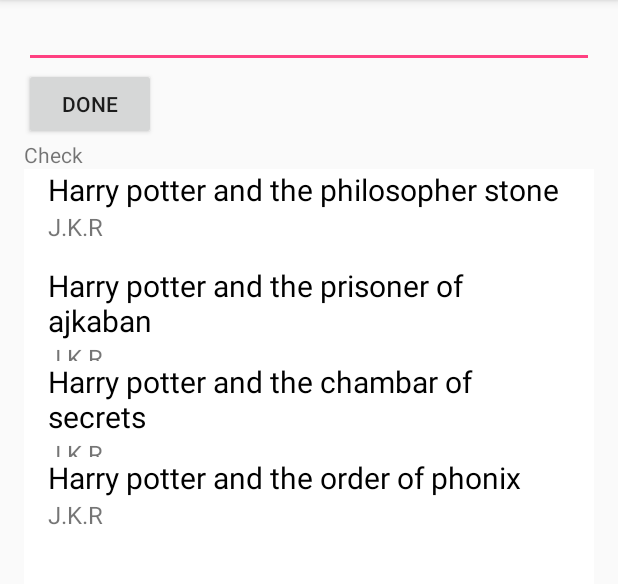
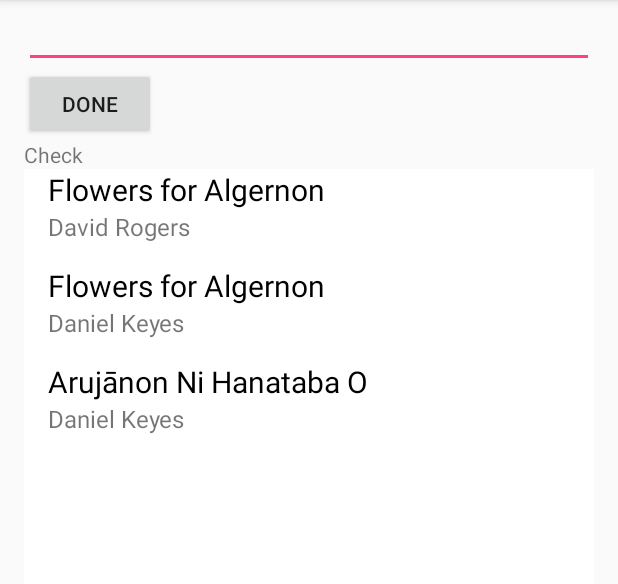
Before and after one commit to Apurba000Biswas/BookList, an Android app: the screen it shows after launch (MainActivity), on a phone screen of 412 x 824 dp, the part 84-668 px from its top. Run offline under Robolectric (Android 15) with nearby library versions, the phone set to English and light mode, and no system bars.

```diff
--- a/app/src/main/java/com/example/apurba/booklist/booklist/MainActivity.java
+++ b/app/src/main/java/com/example/apurba/booklist/booklist/MainActivity.java
@@ -22,11 +22,12 @@ public class MainActivity extends AppCompatActivity {
         final EditText editText = findViewById(R.id.plain_text_input);
         final TextView textView  = findViewById(R.id.textfield);
 
-        final List<BookInfo> books =  new ArrayList<BookInfo>();
-        books.add(new BookInfo("Harry potter and the philosopher stone","J.K.R"));
+        final List<BookInfo> books =  QueryUtils.extractFeatureFromJson();
+       /* books.add(new BookInfo("Harry potter and the philosopher stone","J.K.R"));
         books.add(new BookInfo("Harry potter and the prisoner of ajkaban","J.K.R"));
         books.add(new BookInfo("Harry potter and the chambar of secrets","J.K.R"));
         books.add(new BookInfo("Harry potter and the order of phonix","J.K.R"));
+        */
 
         ListView booksListView = (ListView) findViewById(R.id.list);
         booksAdapater mAdapter = new booksAdapater(this, books);
--- /dev/null
+++ b/app/src/main/java/com/example/apurba/booklist/booklist/QueryUtils.java
@@ -0,0 +1,261 @@
+package com.example.apurba.booklist.booklist;
+
+/*
+ * Created by Apurba on 3/9/2018.
+ */
+
+import android.text.TextUtils;
+import android.util.Log;
+
+import org.json.JSONArray;
+import org.json.JSONException;
+import org.json.JSONObject;
+
+import java.util.ArrayList;
+import java.util.List;
+
+public class QueryUtils {
+
+    private static String JSonResponse = "{\n" +
+            " \"kind\": \"books#volumes\",\n" +
+            " \"totalItems\": 92,\n" +
+            " \"items\": [\n" +
+            "  {\n" +
+            "   \"kind\": \"books#volume\",\n" +
+            "   \"id\": \"F1wgqlNi8AMC\",\n" +
+            "   \"etag\": \"y44dCRjwgVk\",\n" +
+            "   \"selfLink\": \"https://www.googleapis.com/books/v1/volumes/F1wgqlNi8AMC\",\n" +
+            "   \"volumeInfo\": {\n" +
+            "    \"title\": \"Flowers for Algernon\",\n" +
+            "    \"subtitle\": \"Full\",\n" +
+            "    \"authors\": [\n" +
+            "     \"David Rogers\",\n" +
+            "     \"Daniel Keyes\"\n" +
+            "    ],\n" +
+            "    \"publisher\": \"Dramatic Publishing\",\n" +
+            "    \"publishedDate\": \"1969\",\n" +
+            "    \"description\": \"The compelling story of Charlie Gordon, willing victim of a strange experiment - a moron, a genius, a man in search of himself. Poignant, funny, tragic, but with a hope for the indomitable spirit of man, this unusual play tells a story you will long remember. It also offers a magnificent role.\",\n" +
+            "    \"industryIdentifiers\": [\n" +
+            "     {\n" +
+            "      \"type\": \"ISBN_10\",\n" +
+            "      \"identifier\": \"0871295377\"\n" +
+            "     },\n" +
+            "     {\n" +
+            "      \"type\": \"ISBN_13\",\n" +
+            "      \"identifier\": \"9780871295378\"\n" +
+            "     }\n" +
+            "    ],\n" +
+            "    \"readingModes\": {\n" +
+            "     \"text\": false,\n" +
+            "     \"image\": true\n" +
+            "    },\n" +
+            "    \"pageCount\": 117,\n" +
+            "    \"printType\": \"BOOK\",\n" +
+            "    \"averageRating\": 5.0,\n" +
+            "    \"ratingsCount\": 1,\n" +
+            "    \"maturityRating\": \"NOT_MATURE\",\n" +
+            "    \"allowAnonLogging\": false,\n" +
+            "    \"contentVersion\": \"0.0.1.0.preview.1\",\n" +
+            "    \"imageLinks\": {\n" +
+            "     \"smallThumbnail\": \"http://books.google.com/books/content?id=F1wgqlNi8AMC&printsec=frontcover&img=1&zoom=5&edge=curl&source=gbs_api\",\n" +
+            "     \"thumbnail\": \"http://books.google.com/books/content?id=F1wgqlNi8AMC&printsec=frontcover&img=1&zoom=1&edge=curl&source=gbs_api\"\n" +
+            "    },\n" +
+            "    \"language\": \"en\",\n" +
+            "    \"previewLink\": \"http://books.google.com/books?id=F1wgqlNi8AMC&pg=PA3&dq=flowers+inauthor:keyes&hl=&cd=1&source=gbs_api\",\n" +
+            "    \"infoLink\": \"http://books.google.com/books?id=F1wgqlNi8AMC&dq=flowers+inauthor:keyes&hl=&source=gbs_api\",\n" +
+            "    \"canonicalVolumeLink\": \"https://books.google.com/books/about/Flowers_for_Algernon.html?hl=&id=F1wgqlNi8AMC\"\n" +
+            "   },\n" +
+            "   \"saleInfo\": {\n" +
+            "    \"country\": \"BD\",\n" +
+            "    \"saleability\": \"NOT_FOR_SALE\",\n" +
+            "    \"isEbook\": false\n" +
+            "   },\n" +
+            "   \"accessInfo\": {\n" +
+            "    \"country\": \"BD\",\n" +
+            "    \"viewability\": \"PARTIAL\",\n" +
+            "    \"embeddable\": true,\n" +
+            "    \"publicDomain\": false,\n" +
+            "    \"textToSpeechPermission\": \"ALLOWED\",\n" +
+            "    \"epub\": {\n" +
+            "     \"isAvailable\": false\n" +
+            "    },\n" +
+            "    \"pdf\": {\n" +
+            "     \"isAvailable\": false\n" +
+            "    },\n" +
+            "    \"webReaderLink\": \"http://play.google.com/books/reader?id=F1wgqlNi8AMC&hl=&printsec=frontcover&source=gbs_api\",\n" +
+            "    \"accessViewStatus\": \"SAMPLE\",\n" +
+            "    \"quoteSharingAllowed\": false\n" +
+            "   },\n" +
+            "   \"searchInfo\": {\n" +
+            "    \"textSnippet\": \"... New York City and Chicago. There is one intermission. *Doubling: Doris - \\u003cbr\\u003e\\nNorma; Ellen - Nurse - Mrs. Mooney; Bernice-Mrs. Nemur; Mrs. Feldman- Connie \\u003cbr\\u003e\\n- Jackie Welber g; Gina - Chair lady -Anne Welberg; Joe-Mr. Harvey; Frank-Teen \\u003cbr\\u003e\\nAge Charlie. (These are just suggestions; parts can be divided many ways, \\u003cbr\\u003e\\npossibly making the cast smaller. Some very small parts can be eliminated.) \\u003cbr\\u003e\\nSETTING &quot;\\u003cb\\u003eFlowers\\u003c/b\\u003e for Algernon&quot; is played in drapes, with certain \\u003cb\\u003eFLOWERS\\u003c/b\\u003e FOR \\u003cbr\\u003e\\nALGERNON.\"\n" +
+            "   }\n" +
+            "  },\n" +
+            "  {\n" +
+            "   \"kind\": \"books#volume\",\n" +
+            "   \"id\": \"_oG_iTxP1pIC\",\n" +
+            "   \"etag\": \"3HbK5MXf3ds\",\n" +
+            "   \"selfLink\": \"https://www.googleapis.com/books/v1/volumes/_oG_iTxP1pIC\",\n" +
+            "   \"volumeInfo\": {\n" +
+            "    \"title\": \"Flowers for Algernon\",\n" +
+            "    \"authors\": [\n" +
+            "     \"Daniel Keyes\"\n" +
+            "    ],\n" +
+            "    \"publisher\": \"Houghton Mifflin Harcourt\",\n" +
+            "    \"publishedDate\": \"2007-12-01\",\n" +
+            "    \"description\": \"The beloved, classic story of a mentally disabled man whose experimental quest for intelligence mirrors that of Algernon, an extraordinary lab mouse.\",\n" +
+            "    \"industryIdentifiers\": [\n" +
+            "     {\n" +
+            "      \"type\": \"ISBN_10\",\n" +
+            "      \"identifier\": \"0547539630\"\n" +
+            "     },\n" +
+            "     {\n" +
+            "      \"type\": \"ISBN_13\",\n" +
+            "      \"identifier\": \"9780547539638\"\n" +
+            "     }\n" +
+            "    ],\n" +
+            "    \"readingModes\": {\n" +
+            "     \"text\": true,\n" +
+            "     \"image\": false\n" +
+            "    },\n" +
+            "    \"pageCount\": 304,\n" +
+            "    \"printType\": \"BOOK\",\n" +
+            "    \"categories\": [\n" +
+            "     \"Fiction\"\n" +
+            "    ],\n" +
+            "    \"averageRating\": 4.0,\n" +
+            "    \"ratingsCount\": 159,\n" +
+            "    \"maturityRating\": \"NOT_MATURE\",\n" +
+            "    \"allowAnonLogging\": true,\n" +
+            "    \"contentVersion\": \"1.11.9.0.preview.2\",\n" +
+            "    \"panelizationSummary\": {\n" +
+            "     \"containsEpubBubbles\": false,\n" +
+            "     \"containsImageBubbles\": false\n" +
+            "    },\n" +
+            "    \"imageLinks\": {\n" +
+            "     \"smallThumbnail\": \"http://books.google.com/books/content?id=_oG_iTxP1pIC&printsec=frontcover&img=1&zoom=5&source=gbs_api\",\n" +
+            "     \"thumbnail\": \"http://books.google.com/books/content?id=_oG_iTxP1pIC&printsec=frontcover&img=1&zoom=1&source=gbs_api\"\n" +
+            "    },\n" +
+            "    \"language\": \"en\",\n" +
+            "    \"previewLink\": \"http://books.google.com/books?id=_oG_iTxP1pIC&dq=flowers+inauthor:keyes&hl=&cd=2&source=gbs_api\",\n" +
+            "    \"infoLink\": \"http://books.google.com/books?id=_oG_iTxP1pIC&dq=flowers+inauthor:keyes&hl=&source=gbs_api\",\n" +
+            "    \"canonicalVolumeLink\": \"https://books.google.com/books/about/Flowers_for_Algernon.html?hl=&id=_oG_iTxP1pIC\"\n" +
+            "   },\n" +
+            "   \"saleInfo\": {\n" +
+            "    \"country\": \"BD\",\n" +
+            "    \"saleability\": \"NOT_FOR_SALE\",\n" +
+            "    \"isEbook\": false\n" +
+            "   },\n" +
+            "   \"accessInfo\": {\n" +
+            "    \"country\": \"BD\",\n" +
+            "    \"viewability\": \"NO_PAGES\",\n" +
+            "    \"embeddable\": false,\n" +
+            "    \"publicDomain\": false,\n" +
+            "    \"textToSpeechPermission\": \"ALLOWED\",\n" +
+            "    \"epub\": {\n" +
+            "     \"isAvailable\": true\n" +
+            "    },\n" +
+            "    \"pdf\": {\n" +
+            "     \"isAvailable\": true\n" +
+            "    },\n" +
+            "    \"webReaderLink\": \"http://play.google.com/books/reader?id=_oG_iTxP1pIC&hl=&printsec=frontcover&source=gbs_api\",\n" +
+            "    \"accessViewStatus\": \"NONE\",\n" +
+            "    \"quoteSharingAllowed\": false\n" +
+            "   },\n" +
+            "   \"searchInfo\": {\n" +
+            "    \"textSnippet\": \"Oscar-winning film Charly starring Cliff Robertson and Claire Bloom-a mentally challenged man receives an operation that turns him into a genius...and introduces him to heartache.\"\n" +
+            "   }\n" +
+            "  },\n" +
+            "  {\n" +
+            "   \"kind\": \"books#volume\",\n" +
+            "   \"id\": \"NlEvuAAACAAJ\",\n" +
+            "   \"etag\": \"Ee5k3Fc8vYY\",\n" +
+            "   \"selfLink\": \"https://www.googleapis.com/books/v1/volumes/NlEvuAAACAAJ\",\n" +
+            "   \"volumeInfo\": {\n" +
+            "    \"title\": \"Arujānon Ni Hanataba O\",\n" +
+            "    \"authors\": [\n" +
+            "     \"Daniel Keyes\",\n" +
+            "     \"Yōko Watanabe\"\n" +
+            "    ],\n" +
+            "    \"publishedDate\": \"1995\",\n" +
+            "    \"industryIdentifiers\": [\n" +
+            "     {\n" +
+            "      \"type\": \"ISBN_10\",\n" +
+            "      \"identifier\": \"4062614030\"\n" +
+            "     },\n" +
+            "     {\n" +
+            "      \"type\": \"ISBN_13\",\n" +
+            "      \"identifier\": \"9784062614030\"\n" +
+            "     }\n" +
+            "    ],\n" +
+            "    \"readingModes\": {\n" +
+            "     \"text\": false,\n" +
+            "     \"image\": false\n" +
+            "    },\n" +
+            "    \"pageCount\": 349,\n" +
+            "    \"printType\": \"BOOK\",\n" +
+            "    \"categories\": [\n" +
+            "     \"Brain\"\n" +
+            "    ],\n" +
+            "    \"averageRating\": 4.0,\n" +
+            "    \"ratingsCount\": 142,\n" +
+            "    \"maturityRating\": \"NOT_MATURE\",\n" +
+            "    \"allowAnonLogging\": false,\n" +
+            "    \"contentVersion\": \"preview-1.0.0\",\n" +
+            "    \"language\": \"en\",\n" +
+            "    \"previewLink\": \"http://books.google.com/books?id=NlEvuAAACAAJ&dq=flowers+inauthor:keyes&hl=&cd=3&source=gbs_api\",\n" +
+            "    \"infoLink\": \"http://books.google.com/books?id=NlEvuAAACAAJ&dq=flowers+inauthor:keyes&hl=&source=gbs_api\",\n" +
+            "    \"canonicalVolumeLink\": \"https://books.google.com/books/about/Aruj%C4%81non_Ni_Hanataba_O.html?hl=&id=NlEvuAAACAAJ\"\n" +
+            "   },\n" +
+            "   \"saleInfo\": {\n" +
+            "    \"country\": \"BD\",\n" +
+            "    \"saleability\": \"NOT_FOR_SALE\",\n" +
+            "    \"isEbook\": false\n" +
+            "   },\n" +
+            "   \"accessInfo\": {\n" +
+            "    \"country\": \"BD\",\n" +
+            "    \"viewability\": \"NO_PAGES\",\n" +
+            "    \"embeddable\": false,\n" +
+            "    \"publicDomain\": false,\n" +
+            "    \"textToSpeechPermission\": \"ALLOWED\",\n" +
+            "    \"epub\": {\n" +
+            "     \"isAvailable\": false\n" +
+            "    },\n" +
+            "    \"pdf\": {\n" +
+            "     \"isAvailable\": false\n" +
+            "    },\n" +
+            "    \"webReaderLink\": \"http://play.google.com/books/reader?id=NlEvuAAACAAJ&hl=&printsec=frontcover&source=gbs_api\",\n" +
+            "    \"accessViewStatus\": \"NONE\",\n" +
+            "    \"quoteSharingAllowed\": false\n" +
+            "   }\n" +
+            "  }\n" +
+            "]\n" +
+            "}";
+
+    private QueryUtils(){
+
+    }
+
+    public static List<BookInfo> extractFeatureFromJson() {
+        if (TextUtils.isEmpty(JSonResponse)) {
+            return null;
+        }
+        List<BookInfo> books = new ArrayList<>();
+        try {
+            // build up a list of Earthquake objects with the corresponding data.
+            JSONObject jsonObj = new JSONObject(JSonResponse);
+            JSONArray items = jsonObj.getJSONArray("items");
+            // looping through All features
+            for (int i = 0; i < items.length(); i++){
+                JSONObject book = items.getJSONObject(i);
+                JSONObject volumeInfo = book.getJSONObject("volumeInfo");
+                String tittle = volumeInfo.getString("title");
+                JSONArray authors = volumeInfo.getJSONArray("authors");
+                String author = authors.getString(0);// teaking the first author
+                books.add(new BookInfo(tittle, author));
+            }
+        } catch (JSONException e) {
+            Log.e("QueryUtils", "Problem parsing the book JSON results", e);
+        }
+        return books;
+    }
+}
```
